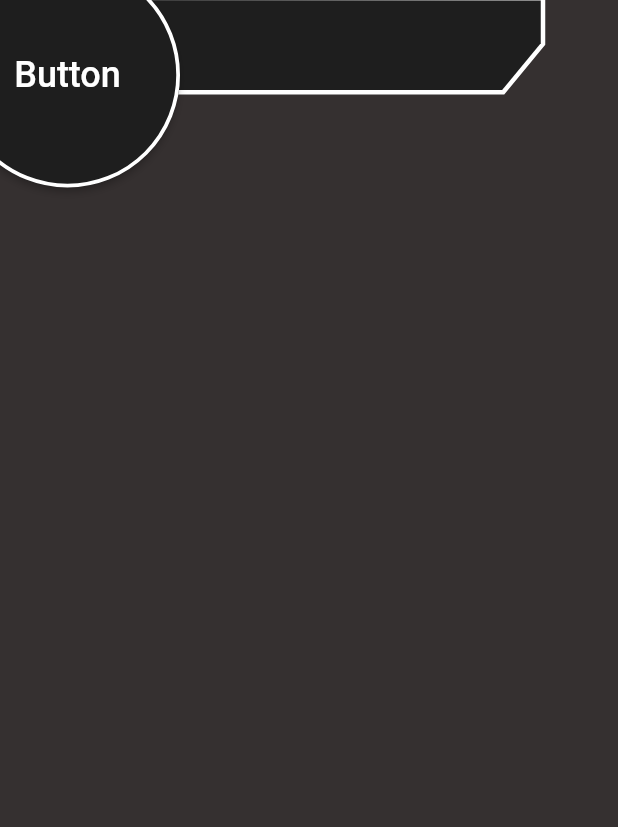
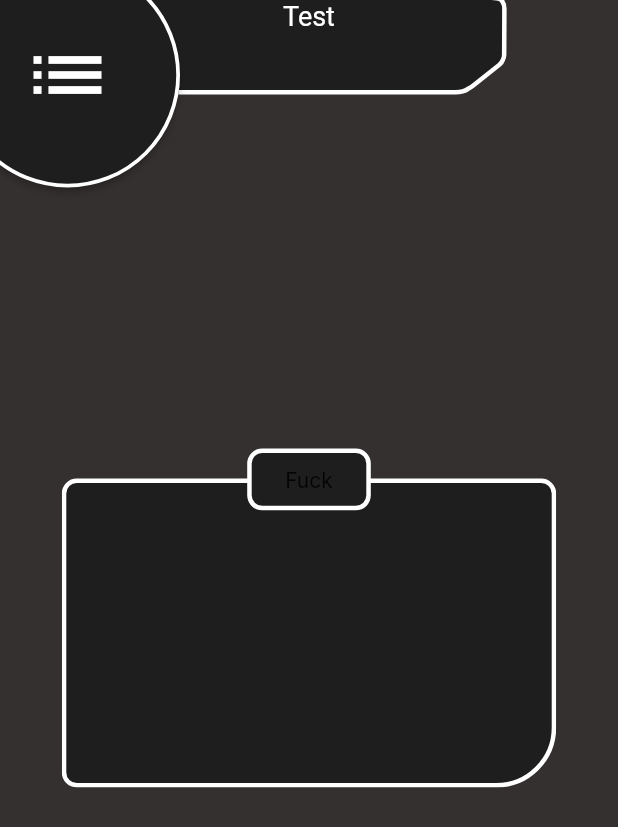
Before and after one commit to DrVilus/project_skripsi_binus, a Flutter app: the screen it shows after launch, on a phone screen of 412 x 824 dp. Shown: the top 827 px of the screen. Run offline on Flutter 3.47's test engine with Material 2 defaults, Android fonts, the light colour scheme and no system bars; our stand-ins replace google_fonts; missing offline and left inert: connectivity_plus_web.

Commit message:
Updated Custom Appbar, get started page

```diff
--- /dev/null
+++ b/flutter_app/lib/GetStarted.dart
@@ -0,0 +1,17 @@
+import 'package:flutter/cupertino.dart';
+import 'package:flutter/material.dart';
+import 'package:project_skripsi/Palette.dart';
+
+class GetStartedPage extends StatefulWidget {
+  const GetStartedPage({Key? key}) : super(key: key);
+
+  @override
+  State<GetStartedPage> createState() => _GetStartedPageState();
+}
+
+class _GetStartedPageState extends State<GetStartedPage> {
+  @override
+  Widget build(BuildContext context) {
+    return Container();
+  }
+}
--- /dev/null
+++ b/flutter_app/lib/UI/CustomAppbar.dart
@@ -0,0 +1,209 @@
+import 'package:flutter/cupertino.dart';
+import 'package:flutter/material.dart';
+
+import '../Palette.dart';
+
+class CustomAppbar extends StatefulWidget {
+  const CustomAppbar({Key? key, this.title, this.sideBarOpacity = 1.0}) : super(key: key);
+
+  final String? title;
+  final double sideBarOpacity;
+
+  @override
+  State<CustomAppbar> createState() => _CustomAppbarState();
+}
+
+class _CustomAppbarState extends State<CustomAppbar> {
+  @override
+  Widget build(BuildContext context) {
+    return Stack(
+      children: [
+        Positioned(
+            top: 0,
+            left: 0,
+            child: SizedBox(
+              width: MediaQuery.of(context).size.width,
+              height: 80,
+              child: Stack(
+                children: [
+                  CustomPaint(
+                    size: Size(MediaQuery.of(context).size.width,(MediaQuery.of(context).size.width*0.25).toDouble()), //You can Replace [WIDTH] with your desired width for Custom Paint and height will be calculated automatically
+                    painter: CustomClipperAppbar(),
+                    child: SizedBox(
+                      width: MediaQuery.of(context).size.width,
+                      height: MediaQuery.of(context).size.width*0.25,
+                      child: Wrap(
+                      alignment: WrapAlignment.center,
+                      children: [
+                        Text(
+                          widget.title ?? "",
+                          style: const TextStyle(
+                              color: Colors.white,
+                              fontSize: 18),
+                          softWrap: true,
+                        ),
+                      ],
+                    ),
+                    ),
+                  ),
+                ],
+              ),
+            )
+        ),
+        Positioned(
+          child: Opacity(
+            opacity: widget.sideBarOpacity,
+            child: CustomPaint(
+              size: Size(MediaQuery.of(context).size.width,(MediaQuery.of(context).size.width*1.22).toDouble()), //You can Replace [WIDTH] with your desired width for Custom Paint and height will be calculated automatically
+              painter: CustomPainterSidebar(),
+            ),
+          )
+        ),
+        Positioned(
+          top: -25,
+          left: -30,
+          child: ElevatedButton(
+            child: const Icon(
+              Icons.list,
+              color: Colors.white,
+              size: 60,
+              semanticLabel: 'Text to announce in accessibility modes',
+            ),
+            onPressed: () {},
+            style: ElevatedButton.styleFrom(
+                fixedSize: const Size(150, 150),
+                shape: const CircleBorder(),
+                primary: Palette.widgetBackground1,
+                side: const BorderSide(width: 2.5, color: Colors.white)
+
+            ),
+          ),
+        ),
+
+      ],
+    );
+  }
+}
+
+class CustomClipperAppbar extends CustomPainter{
+
+  @override
+  void paint(Canvas canvas, Size size) {
+
+
+
+    Paint paint0 = Paint()
+      ..color = const Color.fromARGB(255, 255, 255, 255)
+      ..style = PaintingStyle.stroke
+      ..strokeWidth = 6;
+
+
+    Path path0 = Path();
+    path0.moveTo(0,0);
+    path0.lineTo(0,size.height*0.7500000);
+    path0.lineTo(size.width*0.7349500,size.height*0.7500000);
+    path0.quadraticBezierTo(size.width*0.7485125,size.height*0.7518000,size.width*0.7550625,size.height*0.7260000);
+    path0.quadraticBezierTo(size.width*0.7624500,size.height*0.7044000,size.width*0.7656000,size.height*0.6890000);
+    path0.lineTo(size.width*0.8054750,size.height*0.5262000);
+    path0.quadraticBezierTo(size.width*0.8090750,size.height*0.5101000,size.width*0.8103750,size.height*0.4909500);
+    path0.quadraticBezierTo(size.width*0.8124125,size.height*0.4754000,size.width*0.8121750,size.height*0.4498000);
+    path0.lineTo(size.width*0.8125000,size.height*0.0800000);
+    path0.quadraticBezierTo(size.width*0.8128000,size.height*0.0314500,size.width*0.8078125,size.height*0.0101000);
+    path0.quadraticBezierTo(size.width*0.8025125,size.height*-0.0021000,size.width*0.7862500,0);
+    path0.quadraticBezierTo(size.width*0.5896875,0,0,0);
+    path0.close();
+
+    canvas.drawPath(path0, paint0);
+
+
+    Paint paint1 = Paint()
+      ..color = Palette.widgetBackground1
+      ..style = PaintingStyle.fill
+      ..strokeWidth = 6;
+
+
+    Path path1 = Path();
+    path1.moveTo(0,0);
+    path1.lineTo(0,size.height*0.7500000);
+    path1.lineTo(size.width*0.7349500,size.height*0.7500000);
+    path1.quadraticBezierTo(size.width*0.7485125,size.height*0.7518000,size.width*0.7550625,size.height*0.7260000);
+    path1.quadraticBezierTo(size.width*0.7624500,size.height*0.7044000,size.width*0.7656000,size.height*0.6890000);
+    path1.lineTo(size.width*0.8054750,size.height*0.5262000);
+    path1.quadraticBezierTo(size.width*0.8090750,size.height*0.5101000,size.width*0.8103750,size.height*0.4909500);
+    path1.quadraticBezierTo(size.width*0.8124125,size.height*0.4754000,size.width*0.8121750,size.height*0.4498000);
+    path1.lineTo(size.width*0.8125000,size.height*0.0800000);
+    path1.quadraticBezierTo(size.width*0.8128000,size.height*0.0314500,size.width*0.8078125,size.height*0.0101000);
+    path1.quadraticBezierTo(size.width*0.8025125,size.height*-0.0021000,size.width*0.7862500,0);
+    path1.quadraticBezierTo(size.width*0.5896875,0,0,0);
+    path1.close();
+
+    canvas.drawPath(path1, paint1);
+
+
+  }
+
+  @override
+  bool shouldRepaint(covariant CustomPainter oldDelegate) {
+    return true;
+  }
+
+}
+class CustomPainterSidebar extends CustomPainter{
+
+  @override
+  void paint(Canvas canvas, Size size) {
+
+
+
+    Paint paint0 = Paint()
+      ..color = Colors.white
+      ..style = PaintingStyle.stroke
+      ..strokeWidth = 6;
+
+
+    Path path0 = Path();
+    path0.moveTo(0,0);
+    path0.lineTo(0,size.height*0.8032787);
+    path0.quadraticBezierTo(size.width*-0.0015667,size.height*0.8243955,size.width*0.0091833,size.height*0.8284631);
+    path0.cubicTo(size.width*0.0195167,size.height*0.8332787,size.width*0.0350500,size.height*0.8327459,size.width*0.0457833,size.height*0.8282684);
+    path0.quadraticBezierTo(size.width*0.0545333,size.height*0.8247746,size.width*0.0766667,size.height*0.8094262);
+    path0.lineTo(size.width*0.1073000,size.height*0.7891393);
+    path0.quadraticBezierTo(size.width*0.1335333,size.height*0.7716496,size.width*0.1335500,size.height*0.7657787);
+    path0.quadraticBezierTo(size.width*0.1334833,size.height*0.7427561,size.width*0.1333333,size.height*0.7167623);
+    path0.lineTo(size.width*0.1333333,0);
+    path0.lineTo(0,0);
+    path0.close();
+
+    canvas.drawPath(path0, paint0);
+
+
+    Paint paint1 = Paint()
+      ..color = Palette.widgetBackground1
+      ..style = PaintingStyle.fill
+      ..strokeWidth = 6;
+
+
+    Path path1 = Path();
+    path1.moveTo(0,0);
+    path1.lineTo(0,size.height*0.8032787);
+    path1.quadraticBezierTo(size.width*-0.0015667,size.height*0.8243955,size.width*0.0091833,size.height*0.8284631);
+    path1.cubicTo(size.width*0.0195167,size.height*0.8332787,size.width*0.0350500,size.height*0.8327459,size.width*0.0457833,size.height*0.8282684);
+    path1.quadraticBezierTo(size.width*0.0545333,size.height*0.8247746,size.width*0.0766667,size.height*0.8094262);
+    path1.lineTo(size.width*0.1189000,size.height*0.7806557);
+    path1.quadraticBezierTo(size.width*0.1341500,size.height*0.7708709,size.width*0.1333333,size.height*0.7630943);
+    path1.quadraticBezierTo(size.width*0.1333333,size.height*0.7540471,size.width*0.1333333,size.height*0.7479508);
+    path1.lineTo(size.width*0.1333333,0);
+    path1.lineTo(0,0);
+    path1.close();
+
+    canvas.drawPath(path1, paint1);
+
+
+  }
+
+  @override
+  bool shouldRepaint(covariant CustomPainter oldDelegate) {
+    return true;
+  }
+
+}
--- a/flutter_app/lib/main.dart
+++ b/flutter_app/lib/main.dart
@@ -1,7 +1,10 @@
 import 'package:flutter/material.dart';
+import 'package:google_fonts/google_fonts.dart';
+import 'package:project_skripsi/GetStarted.dart';
 import 'dart:ui' as ui;
 
 import 'package:project_skripsi/Palette.dart';
+import 'package:project_skripsi/UI/CustomAppbar.dart';
 
 void main() {
   runApp(const MyApp());
@@ -76,94 +79,65 @@ class _MyHomePageState extends State<MyHomePage> {
     return Scaffold(
       body: Stack(
         children: [
-          Positioned(
-            top: 0,
-            left: 0,
-            child: Container(
-              width: MediaQuery.of(context).size.width,
-              height: 80,
-              child: Stack(
+          Row(
+            mainAxisAlignment: MainAxisAlignment.center,
+            crossAxisAlignment: CrossAxisAlignment.center,
+            children: [
+              Column(
+                mainAxisAlignment: MainAxisAlignment.center,
+                crossAxisAlignment: CrossAxisAlignment.center,
                 children: [
-                  CustomPaint(
-                    size: Size(MediaQuery.of(context).size.width,(MediaQuery.of(context).size.width*0.25).toDouble()), //You can Replace [WIDTH] with your desired width for Custom Paint and height will be calculated automatically
-                    painter: CustomPainterAppbar(),
-                  ),
+                  Stack(
+                    children: [
+                      ClipRRect(
+                          child: Container(
+                            child: GetStartedPage(),
+                            alignment: Alignment.center,
+                            margin: const EdgeInsets.only(top: 20),
+                            width: MediaQuery.of(context).size.width * 0.8,
+                            height: MediaQuery.of(context).size.width * 0.5,
+                            decoration: BoxDecoration(
+                              border: Border.all(color: Colors.white, width: 3),
+                              color: Palette.widgetBackground1,
+                              borderRadius: const BorderRadius.only(
+                                bottomRight: Radius.circular(40),
+                                topRight: Radius.circular(10),
+                                topLeft: Radius.circular(10),
+                                bottomLeft: Radius.circular(10),
+                              ),
+                            ),
+                          )
+                      ),
+                      Positioned(
+                        left: MediaQuery.of(context).size.width * 0.3,
+                        child: Container(
+                          child: Text("Fuck",style: GoogleFonts.getFont('Inter'),),
+                          alignment: Alignment.center,
+                          width: MediaQuery.of(context).size.width * 0.2,
+                          height: MediaQuery.of(context).size.width * 0.1,
+                          decoration: BoxDecoration(
+                            border: Border.all(color: Colors.white, width: 3),
+                            color: Palette.widgetBackground1,
+                            borderRadius: BorderRadius.circular(10)
+                          ),
+                        ),
+                      )
+
+                    ],
+                  )
+
                 ],
-              ),
-            )
+              )
+            ],
           ),
-          Positioned(
-            top: -25,
-            left: -30,
-            child: ElevatedButton(
-              child: const Text(
-                'Button',
-                style: TextStyle(fontSize: 24),
-              ),
-              onPressed: () {},
-              style: ElevatedButton.styleFrom(
-                fixedSize: const Size(150, 150),
-                shape: const CircleBorder(),
-                primary: Palette.widgetBackground1,
-                side: const BorderSide(width: 2.5, color: Colors.white)
-
+          SafeArea(
+            child: CustomAppbar(
+              title: "Test",
+              sideBarOpacity: 0,
             ),
           ),
-          )
         ],
-      ), // This trailing comma makes auto-formatting nicer for build methods.
+      ) // This trailing comma makes auto-formatting nicer for build methods.
     );
   }
 }
-
-class CustomPainterAppbar extends CustomPainter{
-
-  @override
-  void paint(Canvas canvas, Size size) {
-
-
-
-    Paint paint0 = Paint()
-      ..color = const Color.fromARGB(255, 255, 255, 255)
-      ..style = PaintingStyle.stroke
-      ..strokeWidth = 6;
-
-
-    Path path0 = Path();
-    path0.moveTo(0,size.height*0.7500000);
-    path0.lineTo(size.width*0.8125000,size.height*0.7500000);
-    path0.lineTo(size.width*0.8750000,size.height*0.3600000);
-    path0.lineTo(size.width*0.8750000,size.height*0.0050000);
-    path0.lineTo(0,0);
-    path0.lineTo(0,size.height*0.7500000);
-    path0.close();
-
-    canvas.drawPath(path0, paint0);
-
-
-    Paint paint1 = Paint()
-      ..color = Palette.widgetBackground1
-      ..style = PaintingStyle.fill
-      ..strokeWidth = 3.38;
-
-
-    Path path1 = Path();
-    path1.moveTo(0,size.height*0.7500000);
-    path1.lineTo(size.width*0.8125000,size.height*0.7500000);
-    path1.lineTo(size.width*0.8750000,size.height*0.3600000);
-    path1.lineTo(size.width*0.8750000,size.height*0.0050000);
-    path1.lineTo(0,0);
-    path1.lineTo(0,size.height*0.7500000);
-    path1.close();
-
-    canvas.drawPath(path1, paint1);
-
-
-  }
-
-  @override
-  bool shouldRepaint(covariant CustomPainter oldDelegate) {
-    return true;
-  }
-
-}
--- a/flutter_app/pubspec.yaml
+++ b/flutter_app/pubspec.yaml
@@ -36,6 +36,7 @@ dependencies:
   cupertino_icons: ^1.0.2
   http: ^0.13.4
   graphql_flutter: ^5.0.0
+  google_fonts: ^2.3.1
 
 dev_dependencies:
   flutter_test:
```
Also changed, not shown: flutter_app/lib/generated_plugin_registrant.dart (added, +16 -0 lines), 5 other files.
